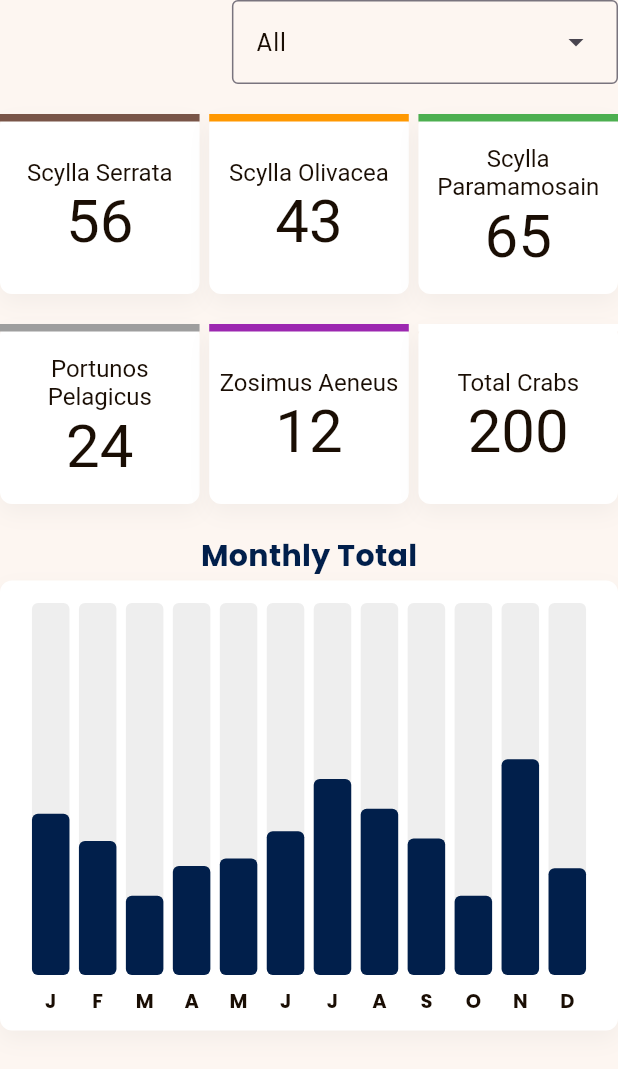
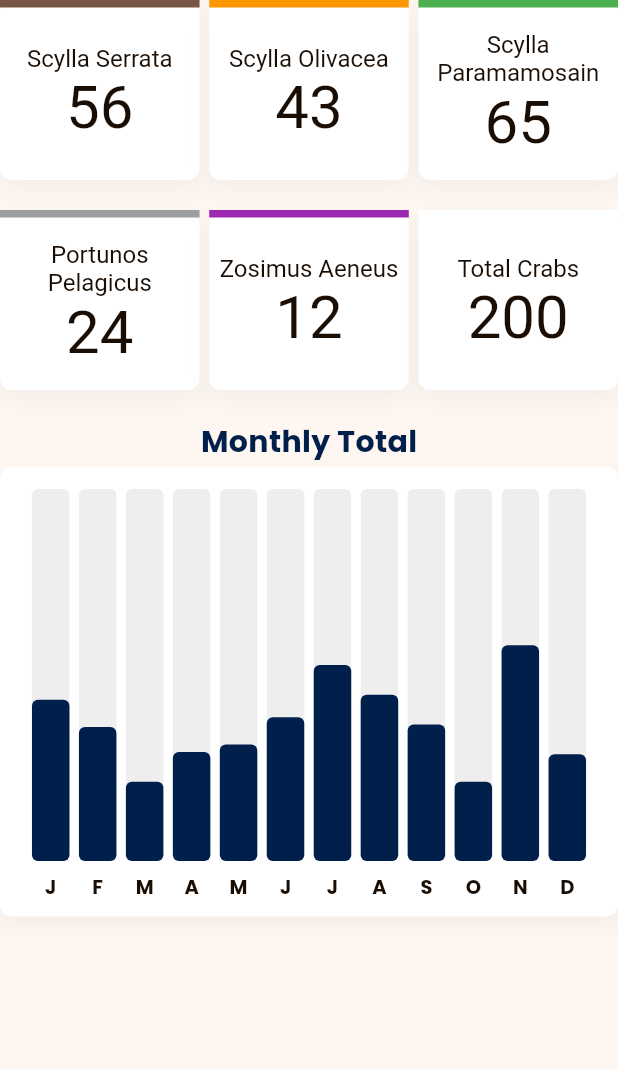
Before and after one commit to keannugran19/crabcheckweb, a Flutter app: the DashboardPageLargeScreen widget shown alone on an empty page, opened directly, on a phone screen of 412 x 824 dp. Shown: the top 1069 px of the screen. Run offline on Flutter 3.47's test engine with Material 3 defaults, Android fonts, the phone set to English and light mode, and no system bars; drawn by our look-alikes of fl_chart; our stand-ins replace data_table_2, firebase_auth, firebase_core, get, google_fonts; accounts and stored records are empty; network calls fail.

Commit message:
UPDATED dashboard info card selection

```diff
--- a/lib/pages/authentication/authentication.dart
+++ b/lib/pages/authentication/authentication.dart
@@ -1,5 +1,4 @@
 // ignore_for_file: unused_field
-
 import 'package:crabcheckweb1/constants/colors.dart';
 import 'package:crabcheckweb1/pages/authentication/firebase_auth.dart';
 import 'package:crabcheckweb1/pages/home_page.dart';
--- a/lib/pages/dashboard/widgets/dashboard_card_large.dart
+++ b/lib/pages/dashboard/widgets/dashboard_card_large.dart
@@ -1,7 +1,6 @@
 import 'package:crabcheckweb1/constants/colors.dart';
 import 'package:crabcheckweb1/pages/dashboard/barGraph/bar_graph.dart';
 import 'package:crabcheckweb1/pages/dashboard/barGraph/bar_graph_lists.dart';
-import 'package:crabcheckweb1/pages/dashboard/widgets/dashboard_dropdown.dart';
 import 'package:crabcheckweb1/pages/dashboard/widgets/info_card.dart';
 import 'package:flutter/material.dart';
 
@@ -14,43 +13,67 @@ class DashboardPageLargeScreen extends StatefulWidget {
 }
 
 class _DashboardPageLargeScreenState extends State<DashboardPageLargeScreen> {
+  Set<String> activeTitles = {};
+
   @override
   Widget build(BuildContext context) {
     double width = MediaQuery.of(context).size.width;
 
     return Column(
       children: [
-        // dropdown menu to filter species
-        const Row(
-          mainAxisAlignment: MainAxisAlignment.end,
-          children: [
-            DropdownMenuDashboard(),
-          ],
-        ),
-        const SizedBox(
-          height: 20,
-        ),
-
         // first row displayed
         Row(
           children: [
-            const InfoCard(
-                title: "Scylla Serrata", value: "56", topColor: Colors.brown),
-            SizedBox(
-              width: width / 64,
-            ),
-            const InfoCard(
-              title: "Scylla Olivacea",
-              value: "43",
-              topColor: Colors.orange,
+            InfoCard(
+              title: "Scylla Serrata",
+              value: "56",
+              topColor: Colors.brown,
+              isActive: activeTitles.contains("Scylla Serrata"),
+              onTap: () {
+                setState(() {
+                  if (activeTitles.contains("Scylla Serrata")) {
+                    activeTitles.remove("Scylla Serrata");
+                  } else {
+                    activeTitles.add("Scylla Serrata");
+                  }
+                });
+              },
             ),
             SizedBox(
               width: width / 64,
             ),
-            const InfoCard(
+            InfoCard(
+              title: "Scylla Olivacea",
+              value: "43",
+              topColor: Colors.orange,
+              isActive: activeTitles.contains("Scylla Olivacea"),
+              onTap: () {
+                setState(() {
+                  if (activeTitles.contains("Scylla Olivacea")) {
+                    activeTitles.remove("Scylla Olivacea");
+                  } else {
+                    activeTitles.add("Scylla Olivacea");
+                  }
+                });
+              },
+            ),
+            SizedBox(
+              width: width / 64,
+            ),
+            InfoCard(
               title: "Scylla Paramamosain",
               value: "65",
               topColor: Colors.green,
+              isActive: activeTitles.contains("Scylla Paramamosain"),
+              onTap: () {
+                setState(() {
+                  if (activeTitles.contains("Scylla Paramamosain")) {
+                    activeTitles.remove("Scylla Paramamosain");
+                  } else {
+                    activeTitles.add("Scylla Paramamosain");
+                  }
+                });
+              },
             ),
           ],
         ),
@@ -62,26 +85,56 @@ class _DashboardPageLargeScreenState extends State<DashboardPageLargeScreen> {
         // second row displayed
         Row(
           children: [
-            const InfoCard(
+            InfoCard(
               title: "Portunos Pelagicus",
               value: "24",
               topColor: Colors.grey,
+              isActive: activeTitles.contains("Portunos Pelagicus"),
+              onTap: () {
+                setState(() {
+                  if (activeTitles.contains("Portunos Pelagicus")) {
+                    activeTitles.remove("Portunos Pelagicus");
+                  } else {
+                    activeTitles.add("Portunos Pelagicus");
+                  }
+                });
+              },
             ),
             SizedBox(
               width: width / 64,
             ),
-            const InfoCard(
+            InfoCard(
               title: "Zosimus Aeneus",
               value: "12",
               topColor: Colors.purple,
+              isActive: activeTitles.contains("Zosimus Aeneus"),
+              onTap: () {
+                setState(() {
+                  if (activeTitles.contains("Zosimus Aeneus")) {
+                    activeTitles.remove("Zosimus Aeneus");
+                  } else {
+                    activeTitles.add("Zosimus Aeneus");
+                  }
+                });
+              },
             ),
             SizedBox(
               width: width / 64,
             ),
-            const InfoCard(
+            InfoCard(
               title: "Total Crabs",
               value: "200",
               topColor: Colors.white,
+              isActive: activeTitles.contains("Total Crabs"),
+              onTap: () {
+                setState(() {
+                  if (activeTitles.contains("Total Crabs")) {
+                    activeTitles.remove("Total Crabs");
+                  } else {
+                    activeTitles.add("Total Crabs");
+                  }
+                });
+              },
             ),
           ],
         ),
--- a/lib/pages/dashboard/widgets/dashboard_dropdown.dart
+++ /dev/null
@@ -1,37 +0,0 @@
-import 'package:flutter/material.dart';
-
-const List<String> list = <String>[
-  'All',
-  'Scylla serrata',
-  'Scylla olivacea',
-  'Scylla Paramamosain',
-  'Portunos Pelagicus',
-  'Zosimus Aeneus '
-];
-
-class DropdownMenuDashboard extends StatefulWidget {
-  const DropdownMenuDashboard({super.key});
-
-  @override
-  State<DropdownMenuDashboard> createState() => _DropdownMenuExampleState();
-}
-
-class _DropdownMenuExampleState extends State<DropdownMenuDashboard> {
-  String dropdownValue = list.first;
-
-  @override
-  Widget build(BuildContext context) {
-    return DropdownMenu<String>(
-      initialSelection: list.first,
-      onSelected: (String? value) {
-        // This is called when the user selects an item.
-        setState(() {
-          dropdownValue = value!;
-        });
-      },
-      dropdownMenuEntries: list.map<DropdownMenuEntry<String>>((String value) {
-        return DropdownMenuEntry<String>(value: value, label: value);
-      }).toList(),
-    );
-  }
-}
--- a/lib/pages/dashboard/widgets/info_card.dart
+++ b/lib/pages/dashboard/widgets/info_card.dart
@@ -1,22 +1,32 @@
 import 'package:crabcheckweb1/constants/colors.dart';
 import 'package:flutter/material.dart';
 
-class InfoCard extends StatelessWidget {
+class InfoCard extends StatefulWidget {
   final String title;
   final String value;
   final Color topColor;
+  final bool isActive;
+  final Function() onTap;
 
   const InfoCard({
     super.key,
     required this.title,
     required this.value,
     required this.topColor,
+    required this.isActive,
+    required this.onTap,
   });
 
+  @override
+  State<InfoCard> createState() => _InfoCardState();
+}
+
+class _InfoCardState extends State<InfoCard> {
   @override
   Widget build(BuildContext context) {
     return Expanded(
       child: InkWell(
+        onTap: widget.onTap,
         child: Container(
           height: 120,
           alignment: Alignment.center,
@@ -35,7 +45,7 @@ class InfoCard extends StatelessWidget {
                 children: [
                   Expanded(
                     child: Container(
-                      color: topColor,
+                      color: widget.topColor,
                       height: 5,
                     ),
                   )
@@ -46,13 +56,19 @@ class InfoCard extends StatelessWidget {
                   textAlign: TextAlign.center,
                   text: TextSpan(children: [
                     TextSpan(
-                        text: "$title\n",
+                        text: "${widget.title}\n",
                         style: TextStyle(
-                            fontSize: 16, color: colorScheme.onBackground)),
+                            fontSize: 16,
+                            color: widget.isActive
+                                ? colorScheme.primary
+                                : colorScheme.onBackground)),
                     TextSpan(
-                        text: value,
+                        text: widget.value,
                         style: TextStyle(
-                            fontSize: 40, color: colorScheme.onBackground))
+                            fontSize: 40,
+                            color: widget.isActive
+                                ? colorScheme.primary
+                                : colorScheme.onBackground)),
                   ])),
               Expanded(child: Container())
             ],
--- a/lib/widgets/large_screen.dart
+++ b/lib/widgets/large_screen.dart
@@ -1,4 +1,3 @@
-import 'package:crabcheckweb1/constants/colors.dart';
 import 'package:crabcheckweb1/constants/local_navigator.dart';
 import 'package:crabcheckweb1/widgets/side_menu.dart';
 import 'package:flutter/material.dart';
```
Also changed, not shown: lib/main.dart (+2 -5 lines).
